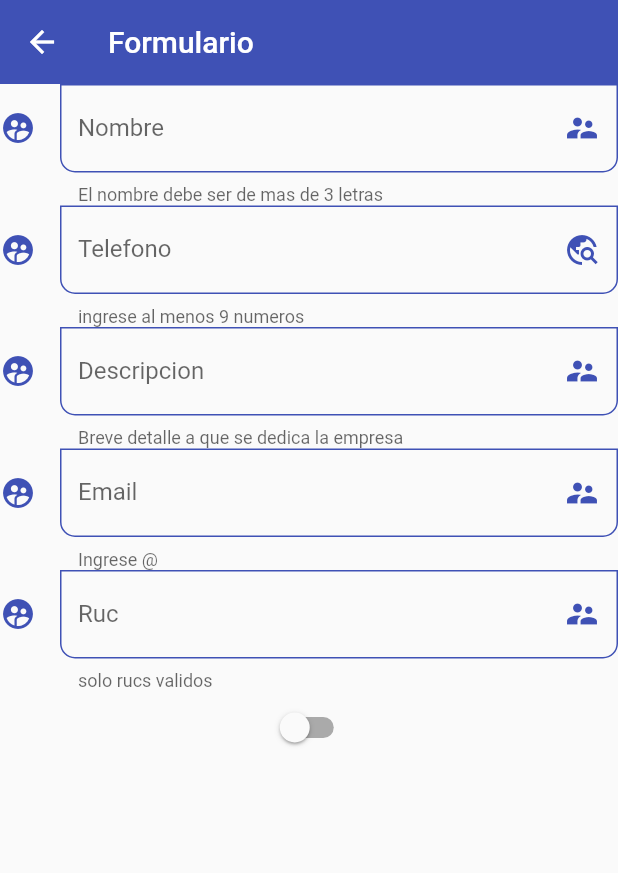
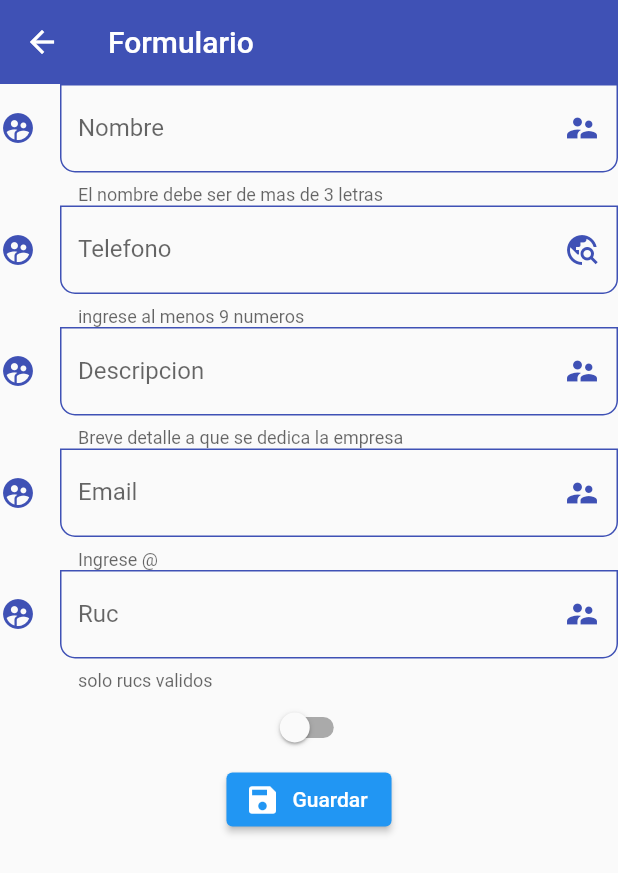
Before and after one commit to Proyecto-Integrador-yavirac/proyectoFlutterEntity, a Flutter app: the EmpresaForm screen opened by its route, on a phone screen of 412 x 824 dp. Shown: the top 873 px of the screen. Run offline on Flutter 3.47's test engine with Material 2 defaults, Android fonts, the phone set to English and light mode, and no system bars; network calls fail.

Commit message:
se agrego la funcionalidad de crear

```diff
--- a/grupo_3_b/lib/screens/empresa_form_screen.dart
+++ b/grupo_3_b/lib/screens/empresa_form_screen.dart
@@ -1,7 +1,9 @@
 import 'package:flutter/material.dart';
 import 'package:grupo_3_b/widgets/checkbox_toggle.dart';
 import 'package:grupo_3_b/widgets/custom_input_field.dart';
+import 'package:provider/provider.dart';
 
+import '../providers/providers.dart';
 import '../themes/theme.dart';
 
 class EmpresaForm extends StatelessWidget {
@@ -9,19 +11,35 @@ class EmpresaForm extends StatelessWidget {
 
   @override
   Widget build(BuildContext context) {
+    final GlobalKey<FormState> empresaKey = GlobalKey<FormState>();
+    final empresaProvider = Provider.of<EmpresaProvider>(context);
+
+    final Map<String, dynamic> empresaValues = {
+      'ruc': '',
+      'nombre': '',
+      'estado': true,
+      'telefono': '',
+      'descripcion': '',
+      'email': '',
+      'numeroEmpleados': 0
+    };
+
     return Scaffold(
       appBar: AppBar(
-        title: Text('Formulario'),
+        title: const Text('Formulario'),
       ),
       body: SingleChildScrollView(
           child: Form(
+        key: empresaKey,
         child: Column(
           children: [
             CustomInputField(
+              formProperty: 'nombre',
+              formValues: empresaValues,
               hintText: 'Escriba su nombre:',
               labelText: 'Nombre',
               helperText: 'El nombre debe ser de mas de 3 letras',
-              suffixIcon: const Icon (
+              suffixIcon: const Icon(
                 Icons.supervisor_account,
                 color: AppTheme.primary,
               ),
@@ -33,10 +51,12 @@ class EmpresaForm extends StatelessWidget {
               obscureText: false,
             ),
             CustomInputField(
+              formProperty: 'telefono',
+              formValues: empresaValues,
               hintText: 'Escriba su telefono:',
               labelText: 'Telefono',
               helperText: 'ingrese al menos 9 numeros',
-              suffixIcon: const Icon (
+              suffixIcon: const Icon(
                 Icons.travel_explore_sharp,
                 color: AppTheme.primary,
               ),
@@ -48,10 +68,12 @@ class EmpresaForm extends StatelessWidget {
               obscureText: false,
             ),
             CustomInputField(
+              formProperty: 'descripcion',
+              formValues: empresaValues,
               hintText: 'Descripcion:',
               labelText: 'Descripcion',
               helperText: 'Breve detalle a que se dedica la empresa ',
-              suffixIcon: const Icon (
+              suffixIcon: const Icon(
                 Icons.supervisor_account,
                 color: AppTheme.primary,
               ),
@@ -63,10 +85,12 @@ class EmpresaForm extends StatelessWidget {
               obscureText: false,
             ),
             CustomInputField(
+              formProperty: 'email',
+              formValues: empresaValues,
               hintText: 'Escriba su email:',
               labelText: 'Email',
               helperText: 'Ingrese @',
-              suffixIcon: const Icon (
+              suffixIcon: const Icon(
                 Icons.supervisor_account,
                 color: AppTheme.primary,
               ),
@@ -78,10 +102,12 @@ class EmpresaForm extends StatelessWidget {
               obscureText: false,
             ),
             CustomInputField(
+              formProperty: 'ruc',
+              formValues: empresaValues,
               hintText: 'Escriba su ruc:',
               labelText: 'Ruc',
               helperText: 'solo rucs validos',
-              suffixIcon: const Icon (
+              suffixIcon: const Icon(
                 Icons.supervisor_account,
                 color: AppTheme.primary,
               ),
@@ -92,12 +118,17 @@ class EmpresaForm extends StatelessWidget {
               keyboardType: TextInputType.text,
               obscureText: false,
             ),
-         CheckboxToggle(value: false)
+            const CheckboxToggle(value: false),
+            ElevatedButton.icon(
+              onPressed: () {
+                empresaProvider.createUser(empresaValues);
+              },
+              icon: const Icon(Icons.save),
+              label: const Text('Guardar'),
+            )
           ],
-      ),)),
+        ),
+      )),
     );
   }
-
-
-
 }
--- a/grupo_3_b/lib/screens/empresa_list_screen.dart
+++ b/grupo_3_b/lib/screens/empresa_list_screen.dart
@@ -32,6 +32,7 @@ class EmpresaList extends StatelessWidget {
                 ),
                 onTap: () {
                   Navigator.pushNamed(context, 'empresa-form');
+                  print(empresaProvider.empresas[index].id!);
                 },
               ),
           separatorBuilder: (_, __) => const Divider(),
--- a/grupo_3_b/lib/widgets/custom_input_field.dart
+++ b/grupo_3_b/lib/widgets/custom_input_field.dart
@@ -1,6 +1,6 @@
 import 'package:flutter/material.dart';
 
-class CustomInputField extends StatelessWidget{
+class CustomInputField extends StatelessWidget {
   final String? hintText;
   final String? labelText;
   final String? helperText;
@@ -9,16 +9,22 @@ class CustomInputField extends StatelessWidget{
   final TextInputType? keyboardType;
   final bool obscureText;
   final String? Advert;
+  final Map<String, dynamic> formValues;
+  final String formProperty;
 
-
-  const CustomInputField({ Key? key,
-  this.hintText,this.labelText,
-  this.helperText,this.suffixIcon,
-  this.icon, this.keyboardType,
-  required this.obscureText,
-  this.Advert,
-  })
-    : super(key: key);
+  const CustomInputField({
+    Key? key,
+    this.hintText,
+    this.labelText,
+    this.helperText,
+    this.suffixIcon,
+    this.icon,
+    this.keyboardType,
+    required this.obscureText,
+    this.Advert,
+    required this.formValues,
+    required this.formProperty,
+  }) : super(key: key);
 
   @override
   Widget build(BuildContext context) {
@@ -27,17 +33,16 @@ class CustomInputField extends StatelessWidget{
       obscureText: obscureText,
       // initialValue: 'Juan Perez',
       textCapitalization: TextCapitalization.words,
-
+      onChanged: (value) => formValues[formProperty] = value,
       autovalidateMode: AutovalidateMode.onUserInteraction,
 
-      decoration:  InputDecoration(
+      decoration: InputDecoration(
         hintText: '$hintText',
         labelText: '$labelText',
         helperText: '$helperText',
-        suffixIcon:  suffixIcon,
+        suffixIcon: suffixIcon,
         icon: icon,
       ),
     );
   }
-
 }
```
Also changed, not shown: grupo_3_b/lib/providers/empresa_provider.dart (+26 -4 lines). Lines whose indentation alone changed are shown as unchanged.
